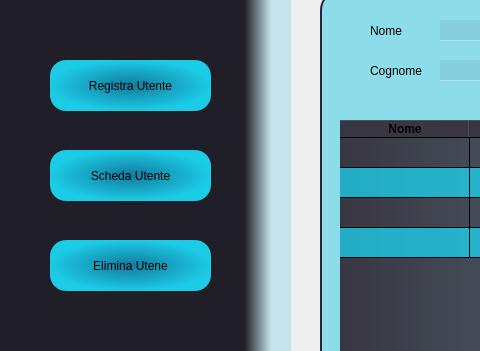
Qt form designer/User View/UserView.ui (begbaj/babelib) before a commit; both pictures show x 0 to 480 and y 90 to 441 of the 950 by 750 pixel window.
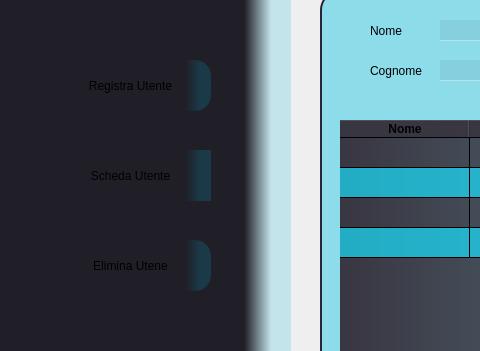
The same form after that commit. Icons and pictures are not drawn.

Commit message: aggiunto pop up di selezione su elimina, modificato la gui utenti con annessione dell'effetto "press", fatto dei test con i qss funzionanti (i file sono in formato txt per via di errori che mi compaiono sull'editor)

The edit to the form file:
```diff
--- a/designer/User View/UserView.ui
+++ b/designer/User View/UserView.ui
@@ -401,8 +401,15 @@
       </rect>
      </property>
      <property name="styleSheet">
-      <string notr="true">background-color:qradialgradient(spread:pad, cx:0.499926, cy:0.5, radius:0.5, fx:0.5, fy:0.5, stop:0 rgba(18, 125, 160, 249), stop:1 rgba(27, 213, 241, 241));
-border-radius:16px;</string>
+      <string notr="true">QPushButton 
+{
+	background-color:qradialgradient(spread:pad, cx:0.499926, cy:0.5, radius:			0.5, fx:0.5, fy:0.5, stop:0 rgba(18, 125, 160, 249), stop:1 rgba(27, 213, 				241, 241));
+	border-radius:16px;
+}
+QPushButton::pressed
+{
+	background-color:rgb(30, 97, 255)
+}</string>
      </property>
      <property name="text">
       <string>Registra Utente</string>
@@ -428,8 +435,7 @@
       </rect>
      </property>
      <property name="styleSheet">
-      <string notr="true">background-color:qradialgradient(spread:pad, cx:0.499926, cy:0.5, radius:0.5, fx:0.5, fy:0.5, stop:0 rgba(18, 125, 160, 249), stop:1 rgba(27, 213, 241, 241));
-border-radius:16px;</string>
+      <string notr="true"/>
      </property>
      <property name="text">
       <string>Scheda Utente</string>
@@ -455,8 +461,15 @@
       </rect>
      </property>
      <property name="styleSheet">
-      <string notr="true">background-color:qradialgradient(spread:pad, cx:0.499926, cy:0.5, radius:0.5, fx:0.5, fy:0.5, stop:0 rgba(18, 125, 160, 249), stop:1 rgba(27, 213, 241, 241));
-border-radius:16px;</string>
+      <string notr="true">QPushButton 
+{
+	background-color:qradialgradient(spread:pad, cx:0.499926, cy:0.5, radius:0.5, 		fx:0.5, fy:0.5, stop:0 rgba(18, 125, 160, 249), stop:1 rgba(27, 213, 241, 241));
+	border-radius:16px;
+}
+QPushButton::pressed
+{
+	background-color:rgb(30, 97, 255)
+}</string>
      </property>
      <property name="text">
       <string>Elimina Utene</string>
```
Left out of the diff: 33 changed lines with no effect on the pictures. The commit also changes 6 other files.
